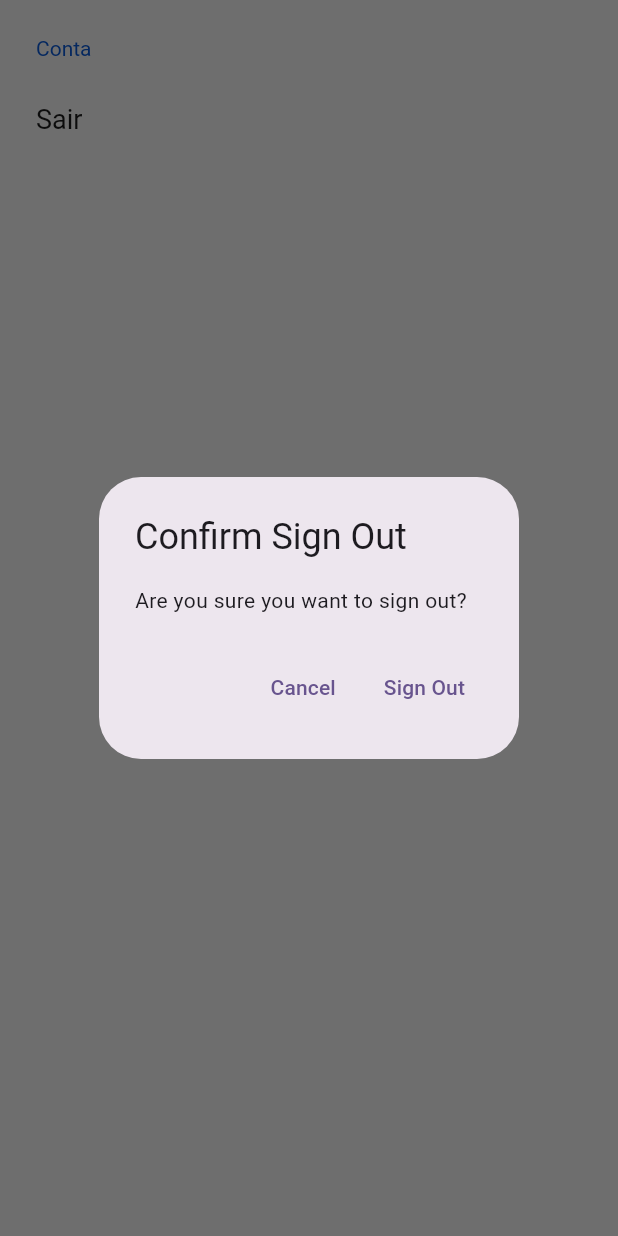
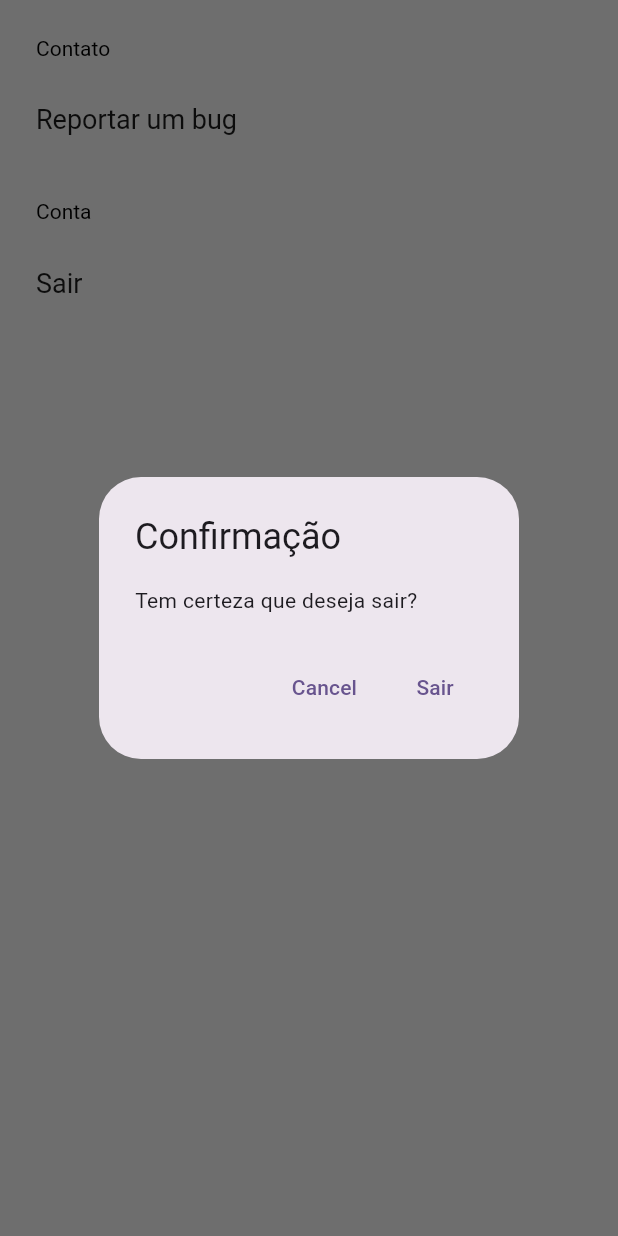
Before and after one commit to alexrodrigues/Safemind, a Flutter app: the SettingsScreen widget shown alone on an empty page, opened directly, after a tap on "Sair", on a phone screen of 412 x 824 dp. Run offline on Flutter 3.47's test engine with Material 3 defaults, Android fonts, the phone set to English and light mode, and no system bars; drawn by our look-alikes of settings_ui; our stand-ins replace cloud_firestore, firebase_auth, firebase_core, firebase_storage, image_picker, webview_flutter; accounts and stored records are empty.

Commit message:
fixing settings

```diff
--- a/lib/screens/settings_screen.dart
+++ b/lib/screens/settings_screen.dart
@@ -1,6 +1,7 @@
 import 'package:flutter/material.dart';
 import 'package:firebase_auth/firebase_auth.dart';
 import 'package:settings_ui/settings_ui.dart';
+import 'package:url_launcher/url_launcher.dart';
 
 class SettingsScreen extends StatefulWidget {
   @override
@@ -19,8 +20,8 @@ class _SettingsScreenState extends State<SettingsScreen> {
       context: context,
       builder: (BuildContext context) {
         return AlertDialog(
-          title: Text("Confirm Sign Out"),
-          content: Text("Are you sure you want to sign out?"),
+          title: Text("Confirmação"),
+          content: Text("Tem certeza que deseja sair?"),
           actions: [
             TextButton(
               child: Text("Cancel"),
@@ -29,7 +30,7 @@ class _SettingsScreenState extends State<SettingsScreen> {
               },
             ),
             TextButton(
-              child: Text("Sign Out"),
+              child: Text("Sair"),
               onPressed: () {
                 Navigator.of(context).pop();
                 _signOut();
@@ -41,12 +42,50 @@ class _SettingsScreenState extends State<SettingsScreen> {
     );
   }
 
+  Future<void> _reportBug() async {
+    final Uri emailLaunchUri = Uri(
+      scheme: 'mailto',
+      path: 'alex.rodrigues.developer@gmail.com',
+      queryParameters: {
+        'subject': 'Bug Report',
+        'body': 'Por favor descreva o bug encontrado'
+      },
+    );
+
+    try {
+      await launch(emailLaunchUri.toString());
+    } catch (e) {
+      // Handle error
+    }
+  }
+
   @override
   Widget build(BuildContext context) {
     return SettingsList(
       sections: [
         SettingsSection(
-          title: Text('Conta'),
+          title: const Text(
+            'Contato',
+            style: TextStyle(
+              color: Colors.black, // Change the color to blue
+            ),
+          ),
+          tiles: <SettingsTile>[
+            SettingsTile(
+              title: Text("Reportar um bug"),
+              onPressed: (context) {
+                _reportBug();
+              },
+            ),
+          ],
+        ),
+        SettingsSection(
+          title: const Text(
+            'Conta',
+            style: TextStyle(
+              color: Colors.black, // Change the color to blue
+            ),
+          ),
           tiles: <SettingsTile>[
             SettingsTile(
               title: Text("Sair"),
--- a/pubspec.yaml
+++ b/pubspec.yaml
@@ -37,6 +37,7 @@ dependencies:
   firebase_storage: ^12.1.0
   webview_flutter: ^3.0.4
   settings_ui: ^2.0.2
+  url_launcher: ^6.0.20
 
   # The following adds the Cupertino Icons font to your application.
   # Use with the CupertinoIcons class for iOS style icons.
```
Also changed, not shown: pubspec.lock, 6 other files.
